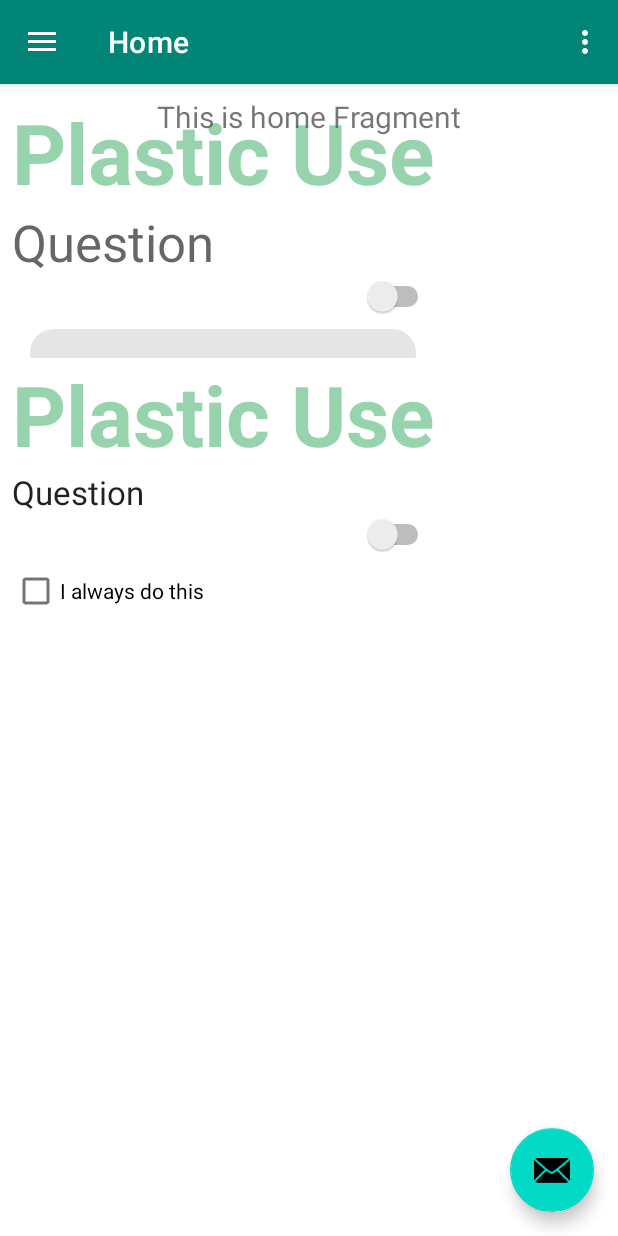
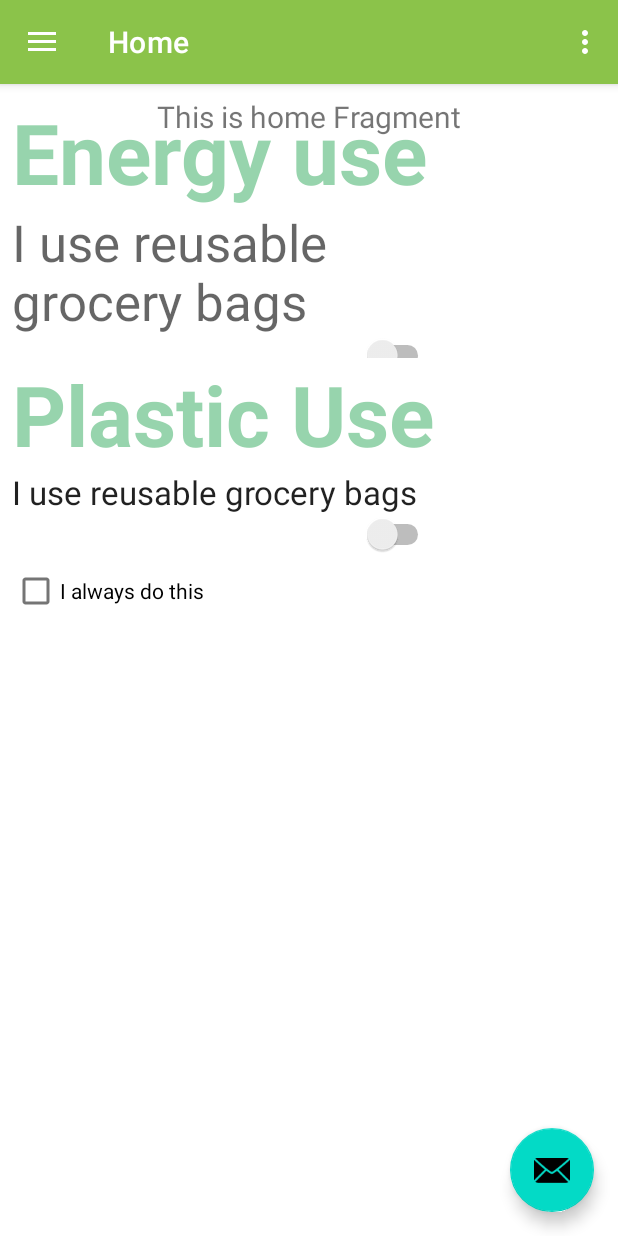
Before and after one commit to GenevieveDorrell/ecoApp, an Android app: the screen it shows after launch (MainActivity), on a phone screen of 412 x 824 dp. Run offline under Robolectric (Android 15) with nearby library versions, the phone set to English and light mode, and no system bars; our stand-ins replace navigation-ui.

Commit message:
changed colors

```diff
--- a/app/src/main/res/drawable/side_nav_bar.xml
+++ b/app/src/main/res/drawable/side_nav_bar.xml
@@ -2,8 +2,8 @@
     android:shape="rectangle">
     <gradient
         android:angle="135"
-        android:centerColor="#009688"
-        android:endColor="#00695C"
+        android:centerColor="#4CAF50"
+        android:endColor="#8BC34A"
         android:startColor="#4DB6AC"
         android:type="linear" />
 </shape>
--- a/app/src/main/res/layout/content_main.xml
+++ b/app/src/main/res/layout/content_main.xml
@@ -42,7 +42,7 @@
                 <TextView
                     android:layout_width="wrap_content"
                     android:layout_height="wrap_content"
-                    android:text="@string/plastic_use"
+                    android:text="@string/energy_use"
                     android:textAppearance="@style/TextAppearance.AppCompat.Display3"
                     android:textColor="#68009637"
                     android:textStyle="normal|bold" />
--- a/app/src/main/res/values/colors.xml
+++ b/app/src/main/res/values/colors.xml
@@ -1,6 +1,6 @@
 <?xml version="1.0" encoding="utf-8"?>
 <resources>
-    <color name="colorPrimary">#008577</color>
-    <color name="colorPrimaryDark">#00574B</color>
+    <color name="colorPrimary">#8BC34A</color>
+    <color name="colorPrimaryDark">#4CAF50</color>
     <color name="colorAccent">#D81B60</color>
 </resources>
--- a/app/src/main/res/values/strings.xml
+++ b/app/src/main/res/values/strings.xml
@@ -14,7 +14,14 @@
     <string name="menu_share">Share</string>
     <string name="menu_send">Send</string>
     <string name="plastic_use">Plastic Use</string>
-    <string name="PQ1">Question</string>
+    <string name="PQ1">I use reusable grocery bags</string>
+    <string name="PQ2">I don not use plastic bottles</string>
     <string name="energy_use">Energy use</string>
     <string name="always">I always do this</string>
+    <string name="EQ1">I heat my house to 65 degrees or less</string>
+    <string name="EQ2">I bike board, or walk to work</string>
+    <string name="EQ3">I take the bus</string>
+    <string name="EQ4">I fly about once a year or less</string>
+    <string name="EQ5">I do not eat animal products</string>
+
 </resources>
--- a/build.gradle
+++ b/build.gradle
@@ -8,7 +8,7 @@ buildscript {
 
     }
     dependencies {
-        classpath 'com.android.tools.build:gradle:3.5.3'
+        classpath 'com.android.tools.build:gradle:3.6.1'
         classpath "org.jetbrains.kotlin:kotlin-gradle-plugin:$kotlin_version"
         // NOTE: Do not place your application dependencies here; they belong
         // in the individual module build.gradle files
```
Also changed, not shown: gradle/wrapper/gradle-wrapper.properties.
